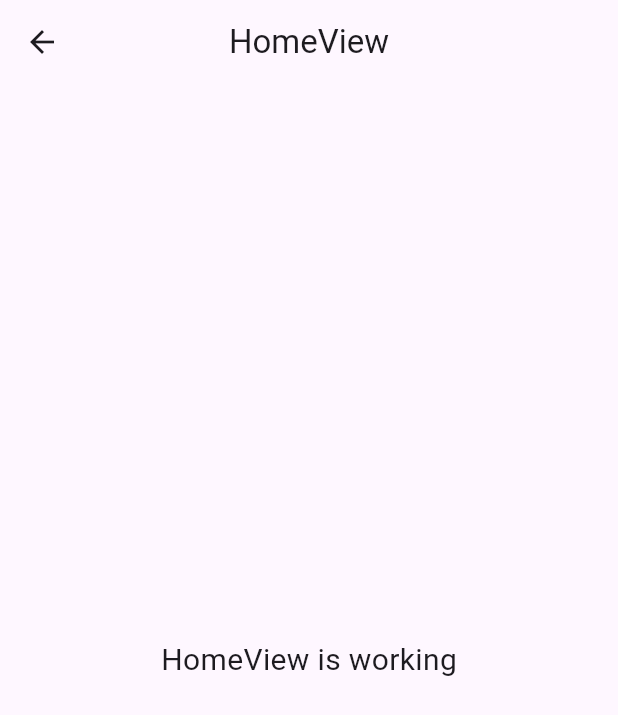
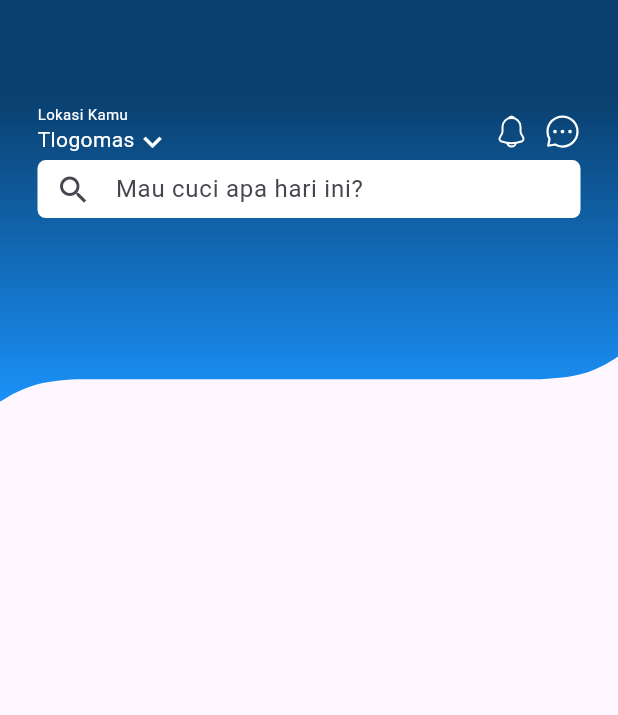
Before and after one commit to LaundryLink/mobile-laundrylink, a Flutter app: the HomeView screen opened by its route, on a phone screen of 412 x 824 dp. Shown: the top 715 px of the screen. Run offline on Flutter 3.47's test engine with Material 3 defaults, Android fonts, the phone set to English and light mode, and no system bars; our stand-ins replace another_flutter_splash_screen, dio, flutter_svg, get, get_storage; accounts and stored records are empty.

Commit message:
feat: :sparkles: dashboard UI and can fetch data outlets with search and non-search

```diff
--- /dev/null
+++ b/lib/app/controllers/under_construction_controller.dart
@@ -0,0 +1,8 @@
+import 'package:flutter/material.dart';
+import 'package:get/get.dart';
+
+class UnderConstructionController extends GetxController {
+  void message () {
+    Get.snackbar('Sorry', 'This features is unavailable', icon: Icon(Icons.construction_outlined));
+  }
+}
--- /dev/null
+++ b/lib/app/data/models/outlet_model.dart
@@ -0,0 +1,93 @@
+import 'dart:convert';
+
+Outlets outletsFromJson(String str) => Outlets.fromJson(json.decode(str));
+
+String outletsToJson(Outlets data) => json.encode(data.toJson());
+
+class Outlets {
+    List<Datum> data;
+    Paging paging;
+
+    Outlets({
+        required this.data,
+        required this.paging,
+    });
+
+    factory Outlets.fromJson(Map<String, dynamic> json) => Outlets(
+        data: List<Datum>.from(json["data"].map((x) => Datum.fromJson(x))),
+        paging: Paging.fromJson(json["paging"]),
+    );
+
+    Map<String, dynamic> toJson() => {
+        "data": List<dynamic>.from(data.map((x) => x.toJson())),
+        "paging": paging.toJson(),
+    };
+}
+
+class Datum {
+    int id;
+    String name;
+    String address;
+    String rating;
+    int reviews;
+    String estimateIncome;
+    int totalOrders;
+    int ownerId;
+
+    Datum({
+        required this.id,
+        required this.name,
+        required this.address,
+        required this.rating,
+        required this.reviews,
+        required this.estimateIncome,
+        required this.totalOrders,
+        required this.ownerId,
+    });
+
+    factory Datum.fromJson(Map<String, dynamic> json) => Datum(
+        id: json["id"],
+        name: json["name"],
+        address: json["address"],
+        rating: json["rating"],
+        reviews: json["reviews"],
+        estimateIncome: json["estimate_income"],
+        totalOrders: json["total_orders"],
+        ownerId: json["owner_id"],
+    );
+
+    Map<String, dynamic> toJson() => {
+        "id": id,
+        "name": name,
+        "address": address,
+        "rating": rating,
+        "reviews": reviews,
+        "estimate_income": estimateIncome,
+        "total_orders": totalOrders,
+        "owner_id": ownerId,
+    };
+}
+
+class Paging {
+    int page;
+    int totalItem;
+    int totalPage;
+
+    Paging({
+        required this.page,
+        required this.totalItem,
+        required this.totalPage,
+    });
+
+    factory Paging.fromJson(Map<String, dynamic> json) => Paging(
+        page: json["page"],
+        totalItem: json["total_item"],
+        totalPage: json["total_page"],
+    );
+
+    Map<String, dynamic> toJson() => {
+        "page": page,
+        "total_item": totalItem,
+        "total_page": totalPage,
+    };
+}
--- /dev/null
+++ b/lib/app/modules/home/views/custom_app_bar_widget.dart
@@ -0,0 +1,57 @@
+import 'package:flutter/material.dart';
+
+import '../../../data/utils/resources/app_theme.dart';
+import '../../../controllers/under_construction_controller.dart';
+import '../../widgets/custom_icon_buttons.dart';
+
+class CustomAppBar extends StatelessWidget {
+  const CustomAppBar({
+    super.key,
+    required UnderConstructionController constructionController,
+  }) : _constructionController = constructionController;
+
+  final UnderConstructionController _constructionController;
+
+  @override
+  Widget build(BuildContext context) {
+    return Row(
+      mainAxisAlignment: MainAxisAlignment.spaceBetween,
+      children: [
+        Wrap(direction: Axis.vertical, children: [
+          Text(
+            "Lokasi Kamu",
+            style: TextStyle(
+                color: Resources.color.textButtonSecondary,
+                fontSize: 10,
+                fontWeight: FontWeight.w400),
+          ),
+          GestureDetector(
+              onTap: () => _constructionController.message(),
+              child: Wrap(
+                children: [
+                  Text(
+                    "Tlogomas",
+                    style: TextStyle(
+                        color:
+                            Resources.color.textButtonSecondary),
+                  ),
+                  Icon(
+                    Icons.keyboard_arrow_down_outlined,
+                    color: Resources.color.textButtonSecondary,
+                  )
+                ],
+              ))
+        ]),
+        Wrap(
+            alignment: WrapAlignment.center,
+            crossAxisAlignment: WrapCrossAlignment.center,
+            spacing: 10.0,
+            direction: Axis.horizontal,
+            children: [
+              CustomIconButtons(onTap: ()=> _constructionController.message(), pathIcon: 'assets/svg/notif_icon.svg', width: 24, height: 24),
+              CustomIconButtons(onTap: () => _constructionController.message(), pathIcon: 'assets/svg/chat_bubble_icon.svg', width: 24, height: 24)
+            ])
+      ],
+    );
+  }
+}
--- a/lib/app/modules/home/views/home_view.dart
+++ b/lib/app/modules/home/views/home_view.dart
@@ -1,24 +1,88 @@
 import 'package:flutter/material.dart';
+import 'package:flutter_svg/flutter_svg.dart';
 
 import 'package:get/get.dart';
+import 'package:laundry_link/app/controllers/under_construction_controller.dart';
 
 import '../controllers/home_controller.dart';
+import 'custom_app_bar_widget.dart';
 
 class HomeView extends GetView<HomeController> {
   const HomeView({Key? key}) : super(key: key);
   @override
   Widget build(BuildContext context) {
+    UnderConstructionController _constructionController =
+        Get.put(UnderConstructionController());
     return Scaffold(
-      appBar: AppBar(
-        title: const Text('HomeView'),
-        centerTitle: true,
-      ),
-      body: const Center(
-        child: Text(
-          'HomeView is working',
-          style: TextStyle(fontSize: 20),
-        ),
-      ),
-    );
+        body: Stack(
+      children: [
+        Positioned(
+            top: 0,
+            child: SvgPicture.asset('assets/svg/dashboard_wave.svg',
+                fit: BoxFit.cover, width: Get.width)),
+        Positioned(
+            top: AppBar.preferredHeightFor(
+                context, Size(Get.width, Get.height / 12)),
+            child: Container(
+              width: Get.width,
+              height: Get.height,
+              color: Colors.transparent,
+              child: Padding(
+                padding: const EdgeInsets.only(left: 25.0, right: 25.0),
+                child: Column(children: [
+                  CustomAppBar(constructionController: _constructionController),
+                  Container(height: Get.height * 0.047,
+                    color: Colors.transparent,
+                    child: TextField(
+                      decoration: InputDecoration(contentPadding: EdgeInsets.only(top: 12.0),
+                        filled: true,
+                        fillColor: Colors.white,
+                        focusColor: Colors.white,
+                        border: OutlineInputBorder(
+                            borderRadius: BorderRadius.circular(5.56),
+                            gapPadding: 0.0,
+                            borderSide: BorderSide.none),
+                        hintText: "Mau cuci apa hari ini?",
+                        prefixIcon: IconButton(
+                          icon: Icon(Icons.search),
+                          onPressed: () {
+                            controller.searchOutlets(
+                                controller.outletsList.first.name);
+                          },
+                        ),
+                      ),
+                      onSubmitted: (value) {
+                        controller.searchOutlets(value);
+                      },
+                    ),
+                  ),
+                  // Column(
+                  //   children: [
+                  //     Obx(() {
+                  //       if (controller.isLoading.value) {
+                  //         return Center(child: CircularProgressIndicator());
+                  //       } else if (controller.outletsList.isEmpty) {
+                  //         return Center(child: Text("No data available"));
+                  //       } else {
+                  //         return ListView.builder(
+                  //           itemCount: controller.outletsList.length,
+                  //           itemBuilder: (context, index) {
+                  //             final outlet = controller.outletsList[index];
+                  //             return ListTile(
+                  //               title: Text(outlet.name),
+                  //               subtitle: Text(outlet.address),
+                  //               trailing: Text("Rating: ${outlet.rating}"),
+                  //             );
+                  //           },
+                  //         );
+                  //       }
+                  //     }),
+                  //   ],
+                  // ),
+                ]),
+              ),
+            ))
+      ],
+    ));
   }
 }
--- /dev/null
+++ b/lib/app/modules/widgets/custom_icon_buttons.dart
@@ -0,0 +1,25 @@
+import 'package:flutter/material.dart';
+import 'package:flutter_svg/flutter_svg.dart';
+
+class CustomIconButtons extends StatelessWidget {
+  const CustomIconButtons({
+    super.key,
+    required this.onTap,
+    required this.pathIcon,
+    this.width,
+    this.height
+  }) ;
+
+  final VoidCallback onTap;
+  final String pathIcon;
+  final double? width;
+  final double? height;
+
+  @override
+  Widget build(BuildContext context) {
+    return GestureDetector(
+        onTap: onTap,
+        child: SvgPicture.asset(
+            pathIcon, width: width != null ? width : null, height: height != null ? height : null,));
+  }
+}
--- a/lib/app/routes/app_pages.dart
+++ b/lib/app/routes/app_pages.dart
@@ -5,6 +5,7 @@ import 'package:laundry_link/app/modules/auth/signin/views/signin_view.dart';
 import 'package:laundry_link/app/modules/auth/signup/bindings/signup_binding.dart';
 import 'package:laundry_link/app/modules/auth/signup/views/signup_view.dart';
 import 'package:laundry_link/app/modules/splash_screen/views/splash_screen_view.dart';
+import 'package:laundry_link/app/modules/widgets/under_construction_view.dart';
 
 import '../modules/home/bindings/home_binding.dart';
 import '../modules/home/views/home_view.dart';
@@ -15,6 +16,8 @@ class AppPages {
   AppPages._();
 
   static const INITIAL = Routes.SPLASH;
+  static const LOGGED = Routes.HOME;
+  static const LOGIN = Routes.SIGNIN;
 
   static final routes = [
     GetPage(
@@ -34,6 +37,7 @@ class AppPages {
     GetPage(
         name: _Paths.SIGNINFORM,
         page: () => SigninFormView(),
-        binding: SigninBindings())
+        binding: SigninBindings()),
+    GetPage(name: _Paths.CONSTRUCTION, page: () => UnderConstructionView())
   ];
 }
--- a/lib/app/routes/app_routes.dart
+++ b/lib/app/routes/app_routes.dart
@@ -8,6 +8,7 @@ abstract class Routes {
   static const SIGNIN = _Paths.SIGNIN;
   static const SIGNUP = _Paths.SIGNUP;
   static const SIGNINFORM = _Paths.SIGNINFORM;
+  static const CONSTRUCTION = _Paths.CONSTRUCTION;
 }
 
 abstract class _Paths {
@@ -17,4 +18,5 @@ abstract class _Paths {
   static const SIGNIN = '/signin';
   static const SIGNUP = '/signup';
   static const SIGNINFORM = '/signinform';
+  static const CONSTRUCTION = '/construction';
 }
```
Also changed, not shown: lib/app/data/services/outlet_services.dart (added, +45 -0 lines), lib/app/modules/home/controllers/home_controller.dart (+40 -2 lines), lib/app/modules/splash_screen/views/splash_screen_view.dart (+5 -2 lines), lib/app/modules/widgets/under_construction_view.dart (added, +24 -0 lines), assets/images/construction.png (added), assets/svg/chat_bubble_icon.svg (added), assets/svg/dashboard_wave.svg (added), assets/svg/notif_icon.svg (added), lib/app/data/models/user_model.dart (renamed from lib/app/data/utils/resources/models/user_model.dart).
